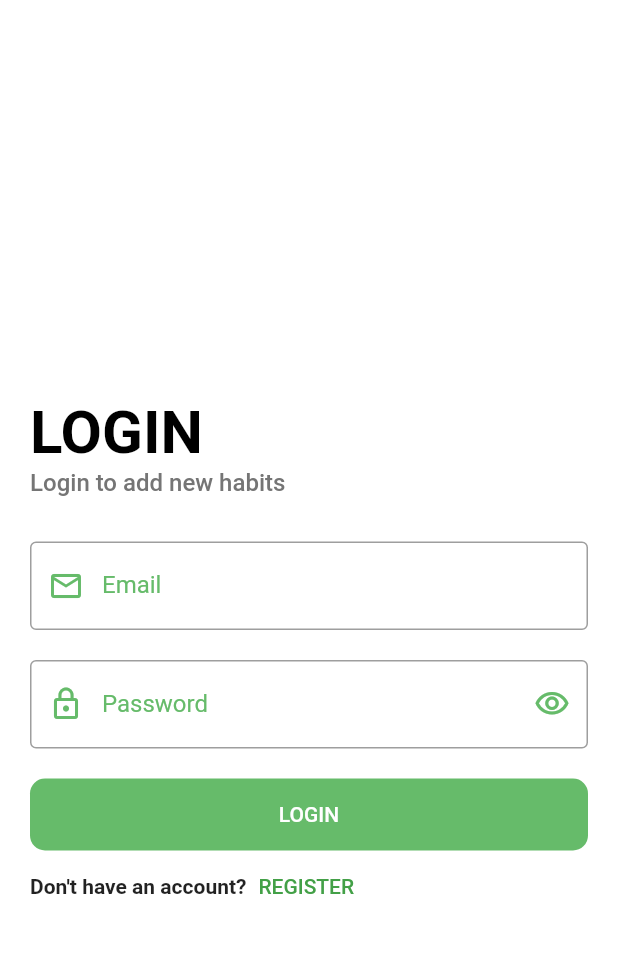
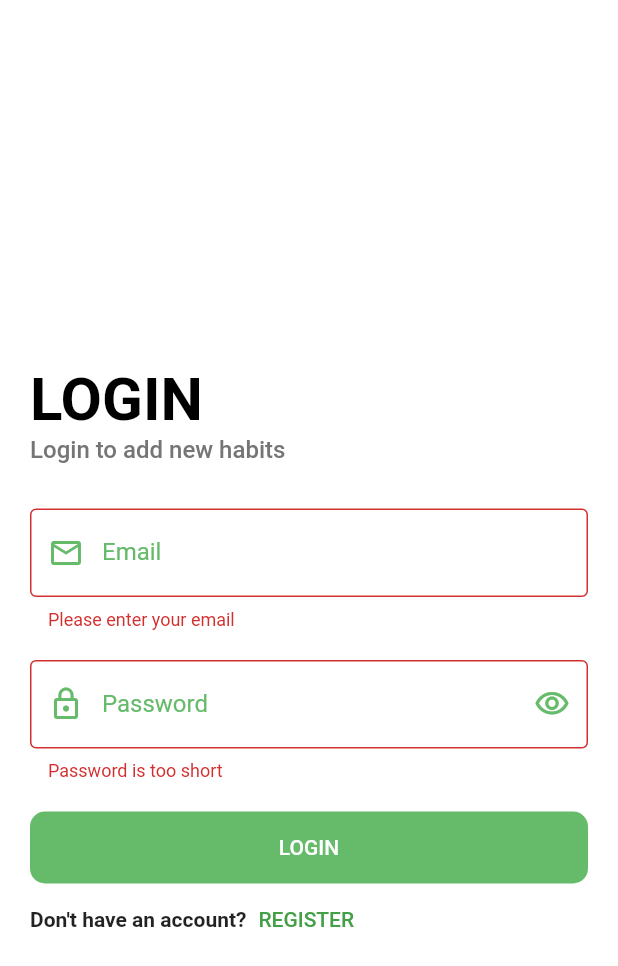
Before and after one commit to mahmoudnader150/habit_tracker, a Flutter app: the screen it shows after launch, after a tap on "LOGIN", on a phone screen of 412 x 824 dp. Shown: the top 966 px of the screen. Run offline on Flutter 3.47's test engine with Material 2 defaults, Android fonts, the phone set to English and light mode, and no system bars; our stand-ins replace bloc, flutter_bloc, fluttertoast, hexcolor, sqflite; accounts and stored records are empty; statements that could not run were skipped.

Commit message:
link login screen with cubit to verify

```diff
--- a/lib/cubit/app_cubit.dart
+++ b/lib/cubit/app_cubit.dart
@@ -2,6 +2,7 @@ import 'package:bloc/bloc.dart';
 import 'package:flutter/cupertino.dart';
 import 'package:flutter/material.dart';
 import 'package:flutter_bloc/flutter_bloc.dart';
+import 'package:habit_tracker/models/user_model.dart';
 import 'package:habit_tracker/states/app_states.dart';
 import 'package:habit_tracker/states/login_states.dart';
 import 'package:sqflite/sqflite.dart';
@@ -53,7 +54,7 @@ class  AppCubit extends Cubit<AppStates>{
       ).then((value) {
         print('$value inserted successfully');
         emit(AppInsertDatabaseState());
-        //getDataFromDatabase(database);
+        getDataFromDatabase(database);
       }).catchError((error) {
         print('Error When Inserting New Record ${error.toString()}');
       });
@@ -61,23 +62,21 @@ class  AppCubit extends Cubit<AppStates>{
     });
   }
 
-
+  List<User> users=[];
   void getDataFromDatabase(database)  {
-
+    users=[];
     emit(AppGetDatabaseLoadingState());
-    database.rawQuery('SELECT * FROM tasks').then((value){
-      // tasks = value;
-      // print(tasks);
-
+    database.rawQuery('SELECT * FROM users').then((value){
       value.forEach((element) {
-
-
+           users.add(User(
+               username: element['username'],
+               password: element['password'],
+               email: element['email'])
+           );
       });
 
       emit(AppGetDatabaseState());
     });
   }
 
-
-
 }
--- a/lib/main.dart
+++ b/lib/main.dart
@@ -3,7 +3,7 @@ import 'package:flutter_bloc/flutter_bloc.dart';
 import 'package:habit_tracker/cubit/app_cubit.dart';
 import 'package:habit_tracker/cubit/login_cubit.dart';
 import 'package:habit_tracker/cubit/register_cubit.dart';
-import 'package:habit_tracker/modules/home_screen.dart';
+
 import 'package:habit_tracker/modules/login_screen.dart';
 import 'package:habit_tracker/states/app_states.dart';
 
--- a/lib/modules/login_screen.dart
+++ b/lib/modules/login_screen.dart
@@ -1,6 +1,8 @@
 import 'package:flutter/material.dart';
 import 'package:flutter_bloc/flutter_bloc.dart';
+import 'package:habit_tracker/cubit/app_cubit.dart';
 import 'package:habit_tracker/cubit/login_cubit.dart';
+import 'package:habit_tracker/layout/main_screen.dart';
 import 'package:habit_tracker/modules/register_screen.dart';
 import 'package:habit_tracker/shared/components.dart';
 import 'package:habit_tracker/states/login_states.dart';
@@ -10,7 +12,7 @@ class LoginScreen extends StatelessWidget {
   var emailController = TextEditingController();
   var passwordController = TextEditingController();
   var formKey = GlobalKey<FormState>();
-
+  bool validPassword = false;
   @override
   Widget build(BuildContext context) {
 
@@ -74,7 +76,7 @@ class LoginScreen extends StatelessWidget {
                             suffixPressed: (){
                               LoginCubit.get(context).changePasswordVisibility();
                             },
-                            validate: (value){
+                            validate: (value)  {
                               if(value!.isEmpty){
                                 return 'Password is too short';
                               }
@@ -84,9 +86,15 @@ class LoginScreen extends StatelessWidget {
                         ),
                         SizedBox(height: 20,),
                         defaultButton(function: (){
-
-
-
+                           if(formKey.currentState!.validate()) {
+                             for(int i=0;i<AppCubit.get(context).users.length;i++){
+                               if(AppCubit.get(context).users[i].email==emailController.text &&AppCubit.get(context).users[i].password==passwordController.text){
+                                 showToast(text: "Welcome ${AppCubit.get(context).users[i].username} to Habit Tracker");
+                                 navigateTo(context, MainScreen());
+                               }
+                             }
+                             showToast(text: "Wrong email or password");
+                           }
                         }, text: "LOGIN"),
                         Row(
                           children: [
@@ -110,4 +118,5 @@ class LoginScreen extends StatelessWidget {
     );
 
   }
+
 }
```
Also changed, not shown: lib/layout/main_screen.dart (added, +22 -0 lines), lib/models/user_model.dart (+4 -3 lines), lib/modules/home_screen.dart (deleted, +0 -19 lines).
